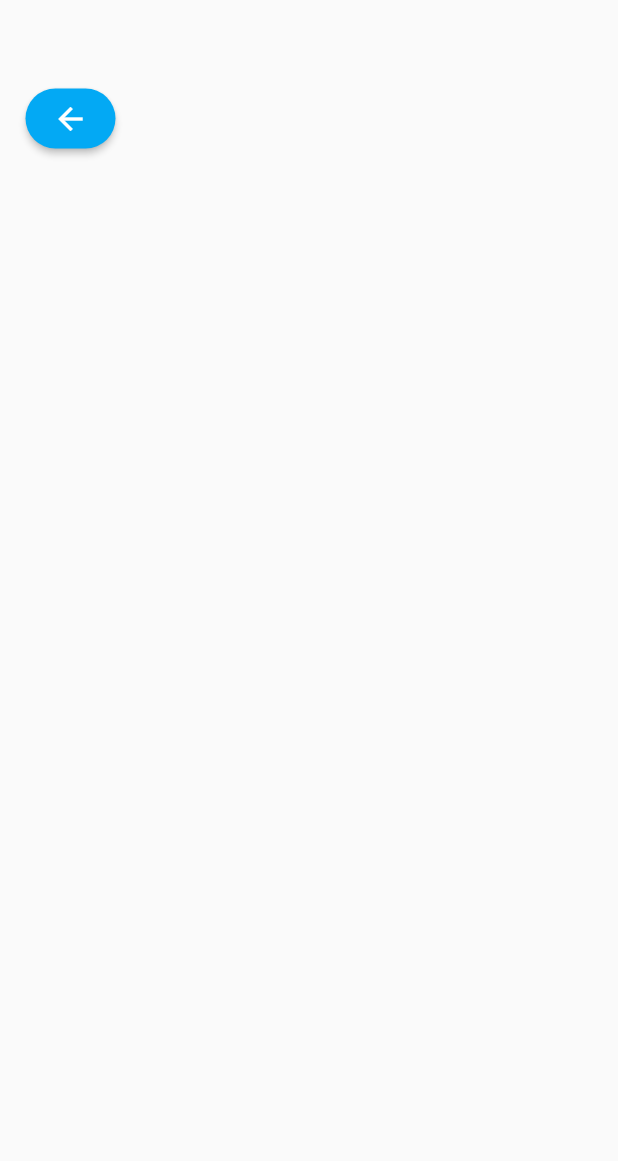
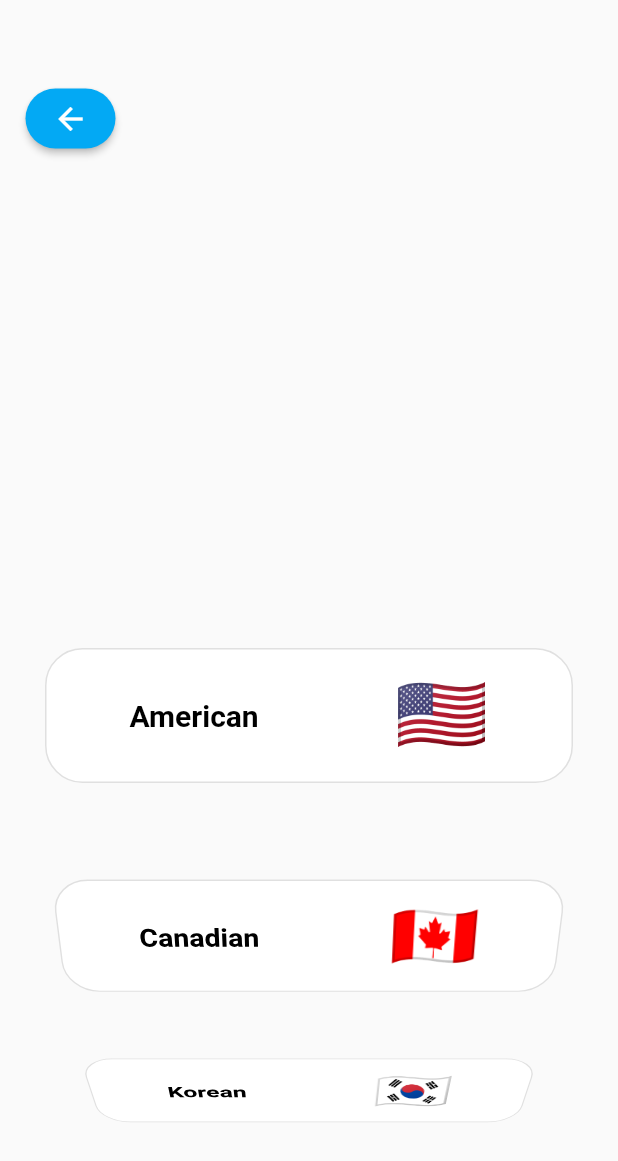
Before and after one commit to mqzpt/pupil, a Flutter app: the ChooseLanguage screen opened directly, on a phone screen of 412 x 824 dp. Shown: the top 1161 px of the screen. Run offline on Flutter 3.47's test engine with Material 2 defaults, Android fonts, the phone set to English and light mode, and no system bars; our stand-ins replace image_picker; missing offline and left inert: google_mlkit_text_recognition.

Commit message:
added a ListScrollWheelView for the language selection page

```diff
--- a/lib/language.dart
+++ b/lib/language.dart
@@ -1,9 +1,6 @@
-import 'dart:io';
+import 'main.dart';
 import 'palette.dart';
-import 'main.dart';
 import 'package:flutter/services.dart';
-import 'package:pupil/image_picker.dart';
-import 'package:pupil/navbar.dart';
 import 'package:flutter/material.dart';
 
 void main() {
@@ -21,7 +18,6 @@ class MyApp extends StatelessWidget {
   @override
   Widget build(BuildContext context) {
     return MaterialApp(
-      title: 'pupil',
       theme: ThemeData(
         brightness: Brightness.light,
         primarySwatch: Colors.lightBlue,
@@ -38,6 +34,7 @@ class MyApp extends StatelessWidget {
          ThemeMode.dark for dark theme
       */
       debugShowCheckedModeBanner: false,
+      title: 'pupil',
       home: const ChooseLanguage(),
     );
   }
@@ -51,15 +48,40 @@ class ChooseLanguage extends StatefulWidget {
 }
 
 class _ChooseLanguageState extends State<ChooseLanguage> {
+  final items = [
+    'American',
+    'Canadian',
+    'Korean',
+    'Cantonese',
+    'Arabic',
+    'Mandarin',
+    'Lithuanian',
+    'Spanish',
+    'French',
+    'Sinhala',
+    'Russian'
+  ];
+
+  final flags = {
+    'American': ['🇺🇸'],
+    'Canadian': ['🇨🇦'],
+    'Korean': ['🇰🇷'],
+    'Cantonese': ['🇭🇰'],
+    'Arabic': ['🇸🇦'],
+    'Mandarin': ['🇨🇳'],
+    'Lithuanian': ['🇱🇹'],
+    'Spanish': ['🇪🇸'],
+    'French': ['🇫🇷'],
+    'Sinhala': ['🇱🇰'],
+    'Russian': ['🇷🇺'],
+  };
+
   @override
   Widget build(BuildContext context) {
     return Scaffold(
       floatingActionButton: Container(
-        padding: EdgeInsets.only(top: 75, left: 33),
-        child: Column(
-            mainAxisAlignment: MainAxisAlignment.spaceBetween,
-            children: [
-              Align(
+        padding: const EdgeInsets.only(top: 75, left: 33),
+        child: Align(
           alignment: Alignment.topLeft,
           child: SizedBox(
             width: 60.0,
@@ -69,9 +91,8 @@ class _ChooseLanguageState extends State<ChooseLanguage> {
                 Navigator.push(
                   context,
                   PageRouteBuilder(
-                          pageBuilder:
-                              (context, animation, secondaryAnimation) =>
-                                  ButtonNavigation(),
+                    pageBuilder: (context, animation, secondaryAnimation) =>
+                        const ButtonNavigation(),
                     transitionsBuilder:
                         (context, animation, secondaryAnimation, child) {
                       return SlideTransition(
@@ -87,20 +108,75 @@ class _ChooseLanguageState extends State<ChooseLanguage> {
                   ),
                 );
               },
-                    child: Icon(
+              style: ElevatedButton.styleFrom(
+                backgroundColor: Theme.of(context).colorScheme.primary,
+                shape: RoundedRectangleBorder(
+                  borderRadius: BorderRadius.circular(100.0),
+                ),
+              ),
+              child: const Icon(
                 Icons.arrow_back,
                 color: Colors.white,
-                    ),
-                    style: ElevatedButton.styleFrom(
-                      primary: Theme.of(context).colorScheme.primary,
-                      shape: RoundedRectangleBorder(
-                        borderRadius: BorderRadius.circular(100.0),
               ),
             ),
           ),
         ),
       ),
-            ]),
+      body: Container(
+        padding: const EdgeInsets.only(
+          top: 130,
+        ),
+        child: ListWheelScrollView(
+          itemExtent: 150, // height of each item
+          children: items.asMap().entries.map((MapEntry<int, String> entry) {
+            final index = entry.key;
+            final item = entry.value;
+            final flags = this.flags[item];
+
+            return Padding(
+              padding: const EdgeInsets.all(30),
+              child: SizedBox(
+                width: double.infinity,
+                child: OutlinedButton(
+                  onPressed: () {
+                    // handle button press
+                  },
+                  style: ElevatedButton.styleFrom(
+                    backgroundColor: const Color.fromARGB(255, 255, 255, 255),
+                    shape: RoundedRectangleBorder(
+                      borderRadius: BorderRadius.circular(25.0),
+                    ),
+                  ),
+                  child: Row(
+                    mainAxisAlignment: MainAxisAlignment.spaceEvenly,
+                    children: [
+                      Text(
+                        item,
+                        style: const TextStyle(
+                          fontFamily: 'Times New Roman ',
+                          fontStyle: FontStyle.normal,
+                          fontWeight: FontWeight.w700,
+                          fontSize: 20.0,
+                          color: Color.fromARGB(255, 0, 0, 0),
+                        ),
+                      ),
+                      const SizedBox(width: 10),
+                      if (flags != null && flags.isNotEmpty)
+                        Row(
+                          children: flags
+                              .map((flag) => Text(
+                                    flag,
+                                    style: TextStyle(fontSize: 50),
+                                  ))
+                              .toList(),
+                        ),
+                    ],
+                  ),
+                ),
+              ),
+            );
+          }).toList(),
+        ),
       ),
     );
   }
```
Also changed, not shown: 2 other files. Lines whose indentation alone changed are shown as unchanged.
